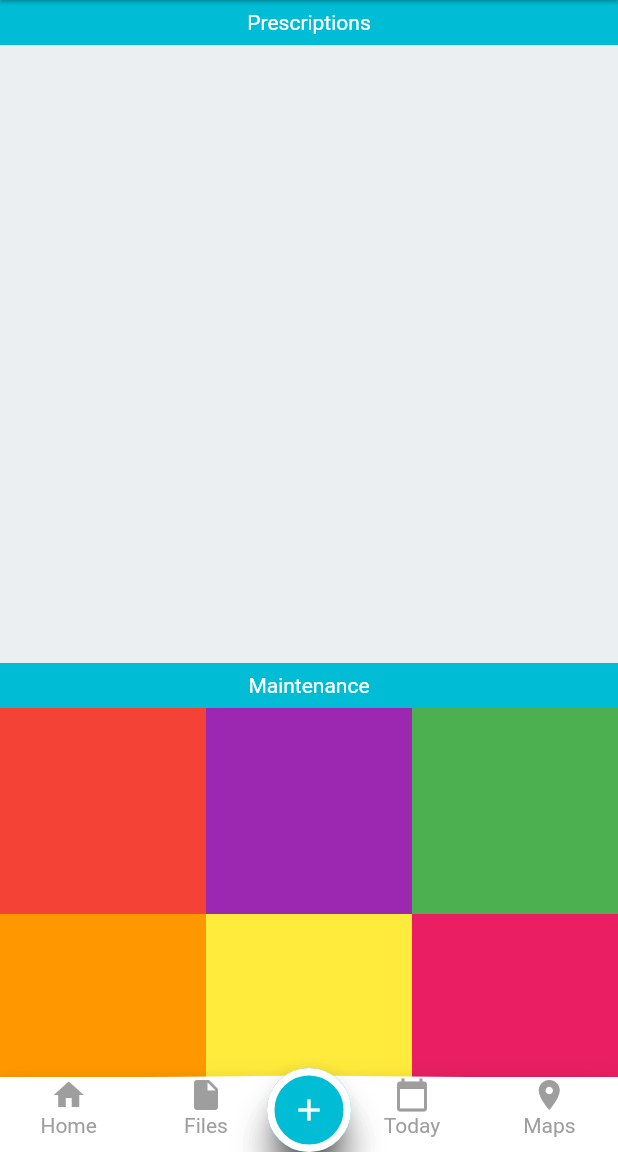
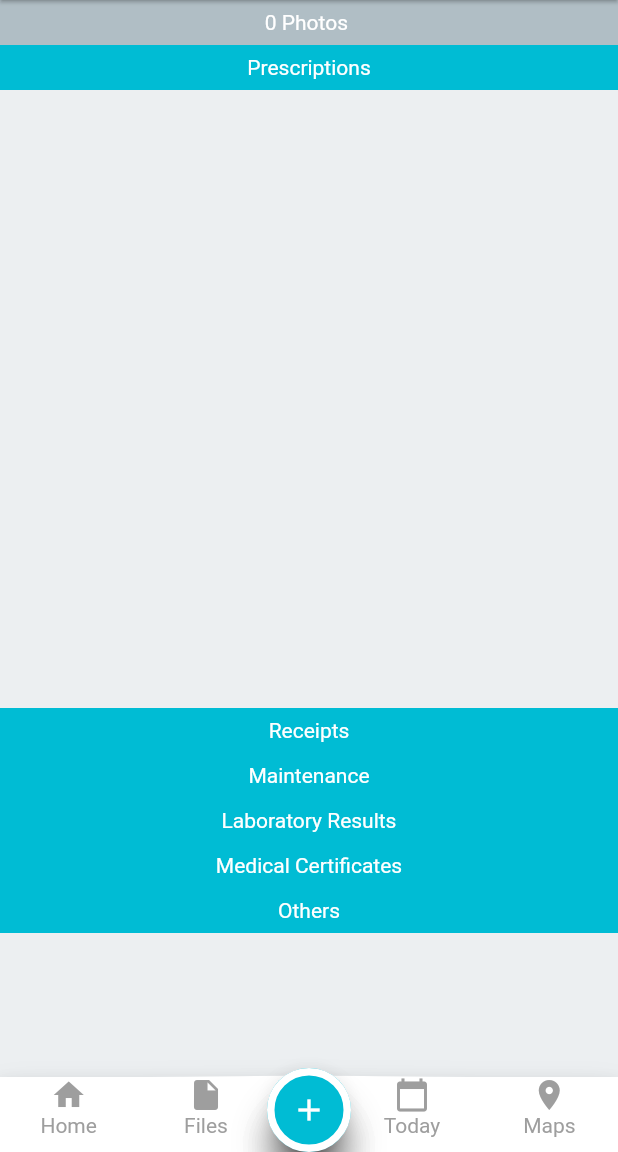
Before and after one commit to littlemisst/dsc-solution-challenge, a Flutter app: the HomePage screen opened directly, item 2 of the bottom bar chosen, on a phone screen of 412 x 824 dp, the part 84-1236 px from its top. Run offline on Flutter 3.47's test engine with Material 2 defaults, Android fonts, the phone set to English and light mode, and no system bars; our stand-ins replace charts_flutter, cloud_firestore, datetime_picker_formfield, firebase_auth, firebase_storage, flutter_spinkit and 8 more; missing offline and left inert: date_range_picker, fancy_on_boarding, flutter_scale, multi_image_picker; accounts and stored records are empty; generated files the repository leaves out were written again.

Commit message:
Files ui, still working on how to categorized

```diff
--- a/lib/updated-pages/photos/gallery_grid.dart
+++ b/lib/updated-pages/photos/gallery_grid.dart
@@ -18,45 +18,69 @@ class GalleryGrid extends StatelessWidget {
     );
   }
   @override
-  Widget build(BuildContext context) {
+    Widget build(BuildContext context) {
     List<Photo> photos = Provider.of<List<Photo>>(context);
      if (photos == null) {
       photos = [];
     }
+
     return CustomScrollView(
       slivers: <Widget>[
+        makeHeader('${photos.length} Photos ', Colors.blueGrey[200]),
         makeHeader('Prescriptions', Theme.of(context).primaryColor),
         SliverGrid.count(
           crossAxisCount: 1,
-          crossAxisSpacing: 5,
           children: [
-            GridView.builder(
-              itemCount: photos.length,
-              gridDelegate:
-                  SliverGridDelegateWithFixedCrossAxisCount(crossAxisCount: 3),
-              itemBuilder: (context, index) =>
+            Padding(
+              padding: const EdgeInsets.all(8.0),
+              child: GridView.count(
+                crossAxisCount: 3,
+                children: List.generate(photos.length, (index) =>
                   _buildPhotoListItem(context, photos[index]),
+                )
+              ),
             )
+          ],
+        ),
+        makeHeader('Receipts', Theme.of(context).primaryColor),
+        SliverGrid.count(
+          crossAxisCount: 2,
+          children: [
+
           ],
         ),
         makeHeader('Maintenance', Theme.of(context).primaryColor),
         SliverGrid.count(
-          crossAxisCount: 3,
+          crossAxisCount: 2,
           children: [
-            Container(color: Colors.red, height: 150.0),
-            Container(color: Colors.purple, height: 150.0),
-            Container(color: Colors.green, height: 150.0),
-            Container(color: Colors.orange, height: 150.0),
-            Container(color: Colors.yellow, height: 150.0),
-            Container(color: Colors.pink, height: 150.0),
-            Container(color: Colors.cyan, height: 150.0),
-            Container(color: Colors.indigo, height: 150.0),
-            Container(color: Colors.blue, height: 150.0),
+
+          ],
+        ),
+        makeHeader('Laboratory Results', Theme.of(context).primaryColor),
+       SliverGrid.count(
+          crossAxisCount: 2,
+          children: [
+
+          ],
+        ),
+        makeHeader('Medical Certificates', Theme.of(context).primaryColor),
+        SliverGrid.count(
+          crossAxisCount: 2,
+          children: [
+
+          ],
+        ),
+       makeHeader('Others', Theme.of(context).primaryColor),
+       SliverGrid.count(
+          crossAxisCount: 2,
+          children: [
+
           ],
         ),
       ],
     );
   }
+
   Widget _buildPhotoListItem(context, document) {
     return Container(
       child: GestureDetector(
--- a/lib/updated-pages/photos/sliverDelegate.dart
+++ b/lib/updated-pages/photos/sliverDelegate.dart
@@ -3,9 +3,9 @@ import 'dart:math' as math;
 
 class SliverAppBarDelegate extends SliverPersistentHeaderDelegate {
   SliverAppBarDelegate({
-    final this.minHeight,
-    final this.maxHeight,
-    final this.child,
+    @required this.minHeight,
+    @required this.maxHeight,
+    @required this.child,
   });
   final double minHeight;
   final double maxHeight;
```
